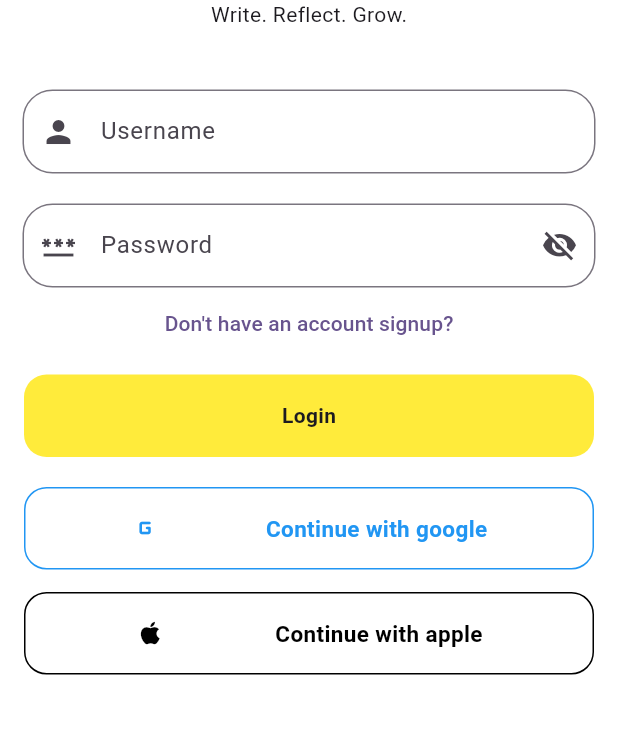
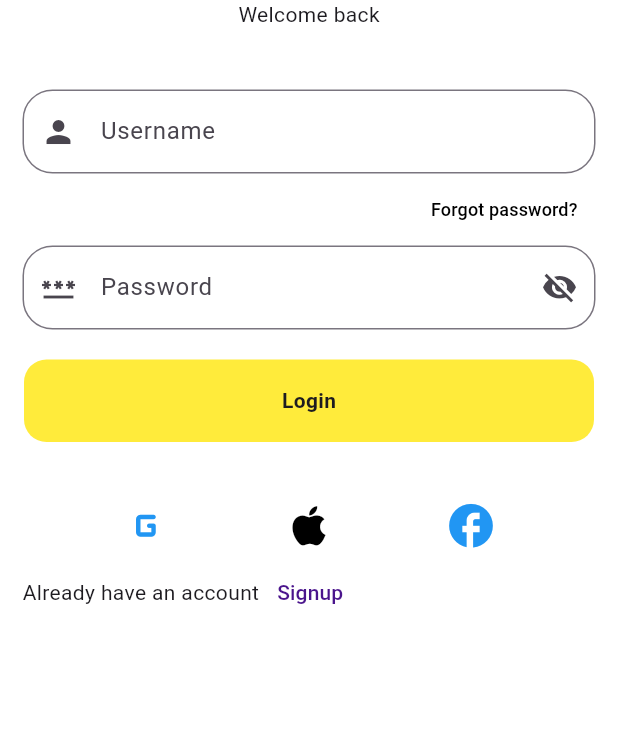
Before and after one commit to KevinRaleie-dev/journo, a Flutter app: the screen it shows after launch, on a phone screen of 412 x 824 dp, the part 170-904 px from its top. Run offline on Flutter 3.47's test engine with Material 3 defaults, Android fonts, the phone set to English and light mode, and no system bars.

Commit message:
updated screens

```diff
--- a/lib/src/features/auth/presentation/user_login/pages/user_login_page.dart
+++ b/lib/src/features/auth/presentation/user_login/pages/user_login_page.dart
@@ -30,7 +30,7 @@ class _UserLoginPageState extends State<UserLoginPage> {
                     fontSize: 30),
               ),
               SizedBox(),
-              Text("Write. Reflect. Grow.")
+              Text("Welcome back")
             ],
           ),
         ),
@@ -46,8 +46,17 @@ class _UserLoginPageState extends State<UserLoginPage> {
             prefixIcon: Icons.person,
             validator: (value) {},
             obsureText: false),
-        const SizedBox(
-          height: 20,
+        Row(
+          mainAxisAlignment: MainAxisAlignment.end,
+          crossAxisAlignment: CrossAxisAlignment.end,
+          children: [
+            TextButton(
+                onPressed: () {},
+                child: const Text(
+                  "Forgot password?",
+                  style: TextStyle(color: Colors.black, fontSize: 12),
+                ))
+          ],
         ),
         LongTextFieldForm(
             onChanged: (value) {},
@@ -58,29 +67,44 @@ class _UserLoginPageState extends State<UserLoginPage> {
             prefixIcon: Icons.password,
             validator: (value) {},
             obsureText: true),
-        TextButton(
-          onPressed: widget.show,
-          child: const Text("Don't have an account signup?"),
-        ),
-        const SizedBox(
-          height: 10,
-        ),
-        LongRectangleButton(onTap: () {}, title: "Login"),
         const SizedBox(
           height: 20,
         ),
-        const AuthContainer(
-          title: 'Continue with google',
-          color: Colors.blue,
-          iconData: Icons.g_mobiledata_rounded,
+        LongRectangleButton(onTap: () {}, title: "Login"),
+        Row(
+          children: [Divider()],
         ),
         const SizedBox(
-          height: 15,
+          height: 20,
         ),
-        const AuthContainer(
-          title: 'Continue with apple',
-          color: Colors.black,
-          iconData: Icons.apple,
+        const Row(
+          mainAxisAlignment: MainAxisAlignment.spaceEvenly,
+          children: [
+            AuthContainer(
+              color: Colors.blue,
+              iconData: Icons.g_mobiledata_rounded,
+            ),
+            AuthContainer(
+              color: Colors.black,
+              iconData: Icons.apple,
+            ),
+            AuthContainer(
+              color: Colors.blue,
+              iconData: Icons.facebook,
+            ),
+          ],
+        ),
+        Row(
+          children: [
+            const Text("Already have an account"),
+            TextButton(
+              onPressed: widget.show,
+              child: Text(
+                "Signup",
+                style: TextStyle(color: Colors.purple[900]),
+              ),
+            ),
+          ],
         )
       ],
     );
--- a/lib/src/features/auth/presentation/user_signup/page/user_signup_page.dart
+++ b/lib/src/features/auth/presentation/user_signup/page/user_signup_page.dart
@@ -5,7 +5,6 @@ import 'package:journo/src/widgets/textfields/long_textfield_form.dart';
 
 class UserSignupPage extends StatefulWidget {
   final Function() show;
-
   const UserSignupPage({super.key, required this.show});
 
   @override
--- a/lib/src/widgets/containers/auth_containers.dart
+++ b/lib/src/widgets/containers/auth_containers.dart
@@ -1,28 +1,20 @@
 import 'package:flutter/material.dart';
 
 class AuthContainer extends StatelessWidget {
-  final String title;
   final Color color;
   final IconData iconData;
   final Function()? onTap;
 
   const AuthContainer(
-      {super.key,
-      required this.title,
-      required this.color,
-      required this.iconData,
-      this.onTap});
+      {super.key, required this.color, required this.iconData, this.onTap});
 
   @override
   Widget build(BuildContext context) {
     return GestureDetector(
         onTap: () {},
-        child: Container(
-          height: 55,
-          width: 380,
-          decoration: BoxDecoration(
-              border: Border.all(width: 1, color: color),
-              borderRadius: BorderRadius.circular(15)),
+        child: SizedBox(
+          height: 40,
+          width: 50,
           child: Center(
             child: Row(
               mainAxisAlignment: MainAxisAlignment.spaceEvenly,
@@ -30,13 +22,8 @@ class AuthContainer extends StatelessWidget {
                 Icon(
                   iconData,
                   color: color,
-                  size: 20,
+                  size: 35,
                 ),
-                Text(
-                  title,
-                  style: TextStyle(
-                      color: color, fontWeight: FontWeight.bold, fontSize: 15),
-                )
               ],
             ),
           ),
```
